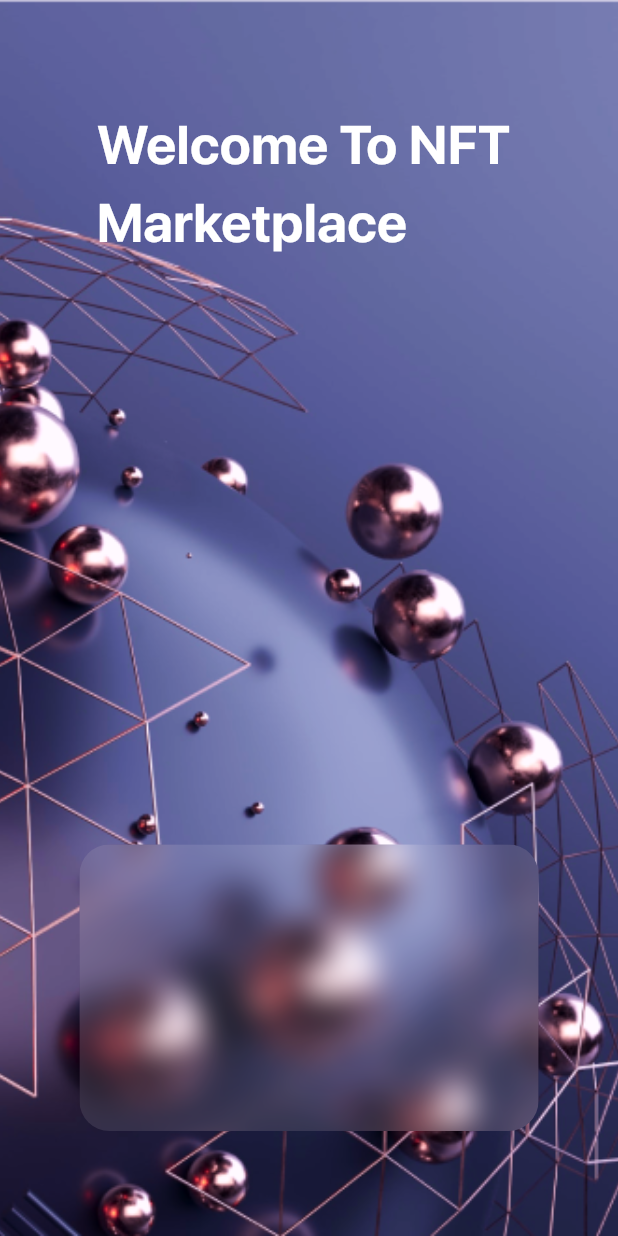
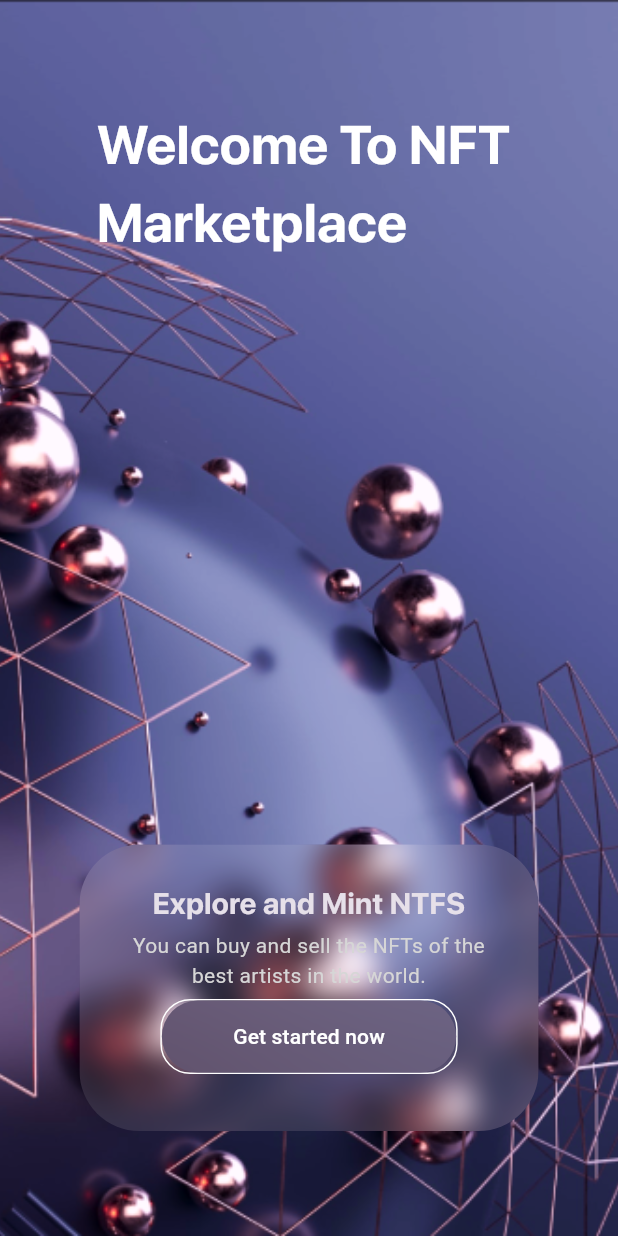
Before and after one commit to EngMohamed3382/mini_nft_marketplace, a Flutter app: the screen it shows after launch, on a phone screen of 412 x 824 dp. Run offline on Flutter 3.47's test engine with Material 3 defaults, Android fonts, the phone set to English and light mode, and no system bars.

Commit message:
on boarding part 6

```diff
--- a/lib/app/myApp.dart
+++ b/lib/app/myApp.dart
@@ -7,6 +7,7 @@ class MyApp extends StatelessWidget {
   @override
   Widget build(BuildContext context) {
     return MaterialApp(
+      theme: ThemeData.dark(),
       debugShowCheckedModeBanner: false,
       routes: RouteManagers.routes,
       initialRoute: RouteName.kOnBoardingPage,
--- a/lib/core/resources/route_manager.dart
+++ b/lib/core/resources/route_manager.dart
@@ -1,5 +1,5 @@
 import 'package:flutter/material.dart';
-import 'package:mini_nft_marketplace/features/onBoarding/on_boarding_page.dart';
+import 'package:mini_nft_marketplace/features/onBoarding/screens/on_boarding_page.dart';
 
 class RouteManagers {
   static Map<String, WidgetBuilder> routes = {
--- a/lib/features/onBoarding/on_boarding_page.dart
+++ b/lib/features/onBoarding/screens/on_boarding_page.dart
@@ -44,12 +44,53 @@ class OnBoardingPage extends StatelessWidget {
                   child: BackdropFilter(
                     filter: ImageFilter.blur(sigmaX: 10, sigmaY: 10),
                     child: Container(
+
+                      alignment: Alignment.center,
+                      padding: EdgeInsets.all(25),
+                      child: Column(
+                        children: [
+                          Text(
+                            'Explore and Mint NTFS',
+                            textAlign: TextAlign.center,
+                            style: TextStyle(
+                                fontSize: 19.82,
+                                fontFamily: FontManagers.sfProDisplayFont,
+                                fontWeight: FontWeight.bold),
+                          ),
+                          SizedBox(height: 4,),
+                          Text(
+                            'You can buy and sell the NFTs of the best artists in the world.',
+                            textAlign: TextAlign.center,
+                            style: TextStyle(
+                              color: Colors.grey[350],
+                            ),
+                          ),
+                          SizedBox(height: 6,),
+                          Container(
+                            width: 198.2,
+                            decoration: BoxDecoration(
+                            borderRadius: BorderRadius.all(Radius.circular(20)),
+                            border: Border.all(color: Colors.white),
+                          ),
+                            child: ClipRRect(
+                              borderRadius: BorderRadius.circular(40),
+                              child: BackdropFilter(
+                                  filter: ImageFilter.blur(sigmaX: 100, sigmaY: 100),
+                                child: MaterialButton(
+                                  onPressed: () {},
+                                  child: Text('Get started now'),
+                                ),
+                              ),
+                            ),
+                          )
+                        ],
+                      ),
                       height: 191,
                       width: 306,
                       color: ColorManager.kColorWhite.withOpacity(0.1),
                     ),
                   ),
-                  borderRadius: BorderRadius.circular(20),
+                  borderRadius: BorderRadius.circular(40),
                 ),
                 const SizedBox(
                   height: 70,
--- a/lib/main.dart
+++ b/lib/main.dart
@@ -1,6 +1,5 @@
 import 'package:flutter/material.dart';
 import 'package:mini_nft_marketplace/app/myApp.dart';
-
 
 void main() {
   runApp(const MyApp());
```
